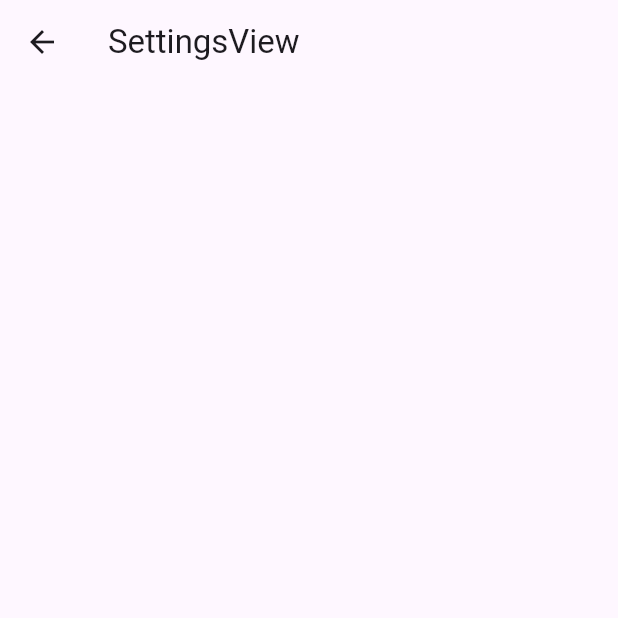
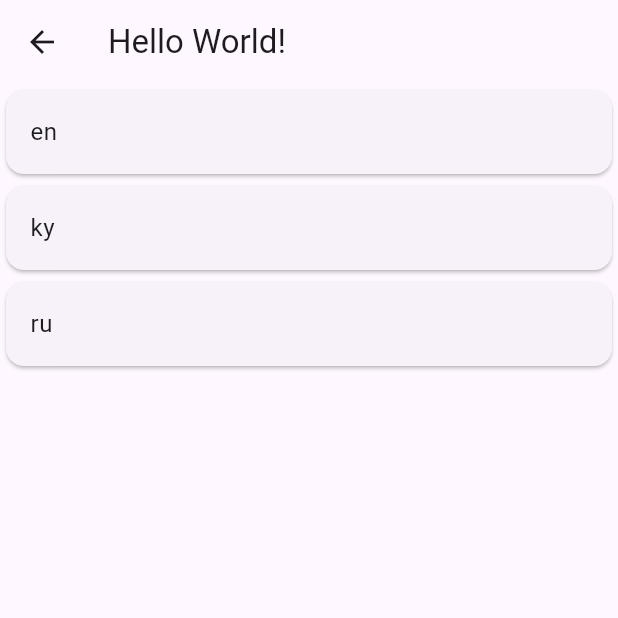
Before and after one commit to Eldar2021/flutter_camp, a Flutter app: the screen it shows after launch, after a tap on the "settings" icon, on a phone screen of 412 x 824 dp, the top half of it. Run offline on Flutter 3.47's test engine with Material 2 defaults, Android fonts, the phone set to English and light mode, and no system bars; our stand-ins replace equatable, flutter_bloc, shared_preferences; generated files the repository leaves out were written again; network calls fail.

Commit message:
local buttu

```diff
--- a/flutter_camp_1/lib/app/logic/app_cubit.dart
+++ b/flutter_camp_1/lib/app/logic/app_cubit.dart
@@ -1,9 +1,17 @@
 import 'package:equatable/equatable.dart';
 import 'package:flutter/material.dart';
 import 'package:flutter_bloc/flutter_bloc.dart';
+import 'package:flutter_camp_1/app/app.dart';
 
 part 'app_state.dart';
 
 class AppCubit extends Cubit<AppState> {
-  AppCubit() : super(const AppState(Locale('en')));
+  AppCubit(this.appService) : super(AppState(appService.init()));
+
+  final AppService appService;
+
+  Future<void> changeLocal(Locale local) async {
+    await appService.cacheLocalCode(local.languageCode);
+    emit(state.copyWith(locale: local));
+  }
 }
--- a/flutter_camp_1/lib/app/service/app_service.dart
+++ b/flutter_camp_1/lib/app/service/app_service.dart
@@ -1,4 +1,5 @@
-import 'package:flutter/material.dart';
+import 'dart:ui';
+
 import 'package:flutter_camp_1/constants/app_constants/app_const.dart';
 import 'package:shared_preferences/shared_preferences.dart';
 
@@ -9,6 +10,20 @@
 
   Locale init() {
     final langCode = preferences.getString(AppConsts.languageCodeKey);
-    return Locale(langCode ?? 'en');
+    final deviceLocalCode = window.locale.languageCode;
+
+    if (langCode != null) {
+      return Locale(langCode);
+    } else if (deviceLocalCode == 'ky' ||
+        deviceLocalCode == 'en' ||
+        deviceLocalCode == 'ru') {
+      return Locale(deviceLocalCode);
+    } else {
+      return const Locale('en');
+    }
+  }
+
+  Future<void> cacheLocalCode(String localCode) async {
+    preferences.setString(AppConsts.languageCodeKey, localCode);
   }
 }
--- a/flutter_camp_1/lib/app/view/meta_app.dart
+++ b/flutter_camp_1/lib/app/view/meta_app.dart
@@ -1,4 +1,6 @@
 import 'package:flutter/material.dart';
+import 'package:flutter_bloc/flutter_bloc.dart';
+import 'package:flutter_camp_1/app/logic/app_cubit.dart';
 import 'package:flutter_camp_1/l10n/l10n.dart';
 import 'package:flutter_camp_1/modules/modules.dart';
 
@@ -12,6 +14,7 @@
         primarySwatch: Colors.red,
         useMaterial3: true,
       ),
+      locale: context.watch<AppCubit>().state.locale,
       localizationsDelegates: AppLocalizations.localizationsDelegates,
       supportedLocales: AppLocalizations.supportedLocales,
       home: const HomeView(),
--- a/flutter_camp_1/lib/main.dart
+++ b/flutter_camp_1/lib/main.dart
@@ -1,7 +1,14 @@
 import 'package:flutter/material.dart';
+import 'package:flutter_bloc/flutter_bloc.dart';
+import 'package:shared_preferences/shared_preferences.dart';
 
 import 'app/app.dart';
 
-void main() {
-  runApp(const MyApp());
+void main() async {
+  WidgetsFlutterBinding.ensureInitialized();
+  final preferences = await SharedPreferences.getInstance();
+  runApp(BlocProvider(
+    create: (context) => AppCubit(AppService(preferences)),
+    child: const MyApp(),
+  ));
 }
--- a/flutter_camp_1/lib/modules/settings/view/settings_view.dart
+++ b/flutter_camp_1/lib/modules/settings/view/settings_view.dart
@@ -1,13 +1,29 @@
 import 'package:flutter/material.dart';
+import 'package:flutter_bloc/flutter_bloc.dart';
+import 'package:flutter_camp_1/app/logic/app_cubit.dart';
+import 'package:flutter_camp_1/l10n/l10n.dart';
 
 class SettingsView extends StatelessWidget {
   const SettingsView({super.key});
 
   @override
   Widget build(BuildContext context) {
+    final l10n = context.l10n;
     return Scaffold(
       appBar: AppBar(
-        title: const Text('SettingsView'),
+        title: Text(l10n.helloWorld),
+      ),
+      body: ListView.builder(
+        itemCount: AppLocalizations.supportedLocales.length,
+        itemBuilder: (BuildContext context, int index) {
+          final local = AppLocalizations.supportedLocales[index];
+          return Card(
+            child: ListTile(
+              onTap: () => context.read<AppCubit>().changeLocal(local),
+              title: Text(local.languageCode),
+            ),
+          );
+        },
       ),
     );
   }
```
